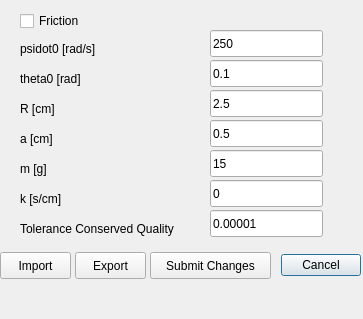
Old version of the form branches/QT GUI/Test1/parameter.ui in the repository masterjava1/rwthsselabws2011g11.
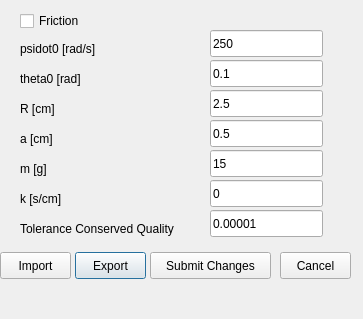
New version of the form.

What changed in the file:
```diff
--- a/branches/QT GUI/Test1/parameter.ui
+++ b/branches/QT GUI/Test1/parameter.ui
@@ -25,22 +25,6 @@
   <property name="windowTitle">
    <string>Dialog</string>
   </property>
-  <widget class="QDialogButtonBox" name="buttonBox">
-   <property name="geometry">
-    <rect>
-     <x>110</x>
-     <y>250</y>
-     <width>251</width>
-     <height>31</height>
-    </rect>
-   </property>
-   <property name="orientation">
-    <enum>Qt::Horizontal</enum>
-   </property>
-   <property name="standardButtons">
-    <set>QDialogButtonBox::Cancel</set>
-   </property>
-  </widget>
   <widget class="QLabel" name="TolConQual_text">
    <property name="geometry">
     <rect>
@@ -275,6 +259,19 @@
     <string>Submit Changes</string>
    </property>
   </widget>
+  <widget class="QPushButton" name="Cancel">
+   <property name="geometry">
+    <rect>
+     <x>280</x>
+     <y>252</y>
+     <width>71</width>
+     <height>27</height>
+    </rect>
+   </property>
+   <property name="text">
+    <string>Cancel</string>
+   </property>
+  </widget>
   <action name="actionSetButtonClicked">
    <property name="text">
     <string>SetButtonClicked</string>
```
Left out of the diff: 53 changed lines with no effect on the pictures.
